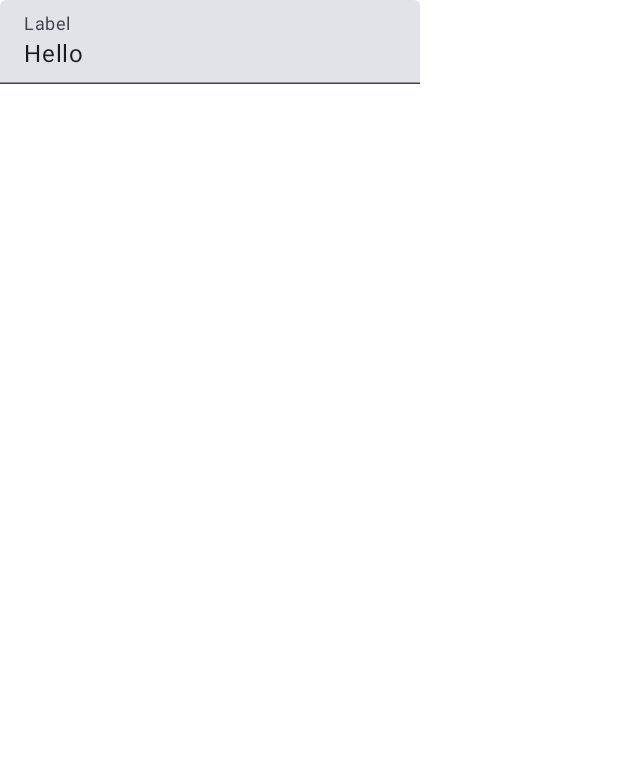
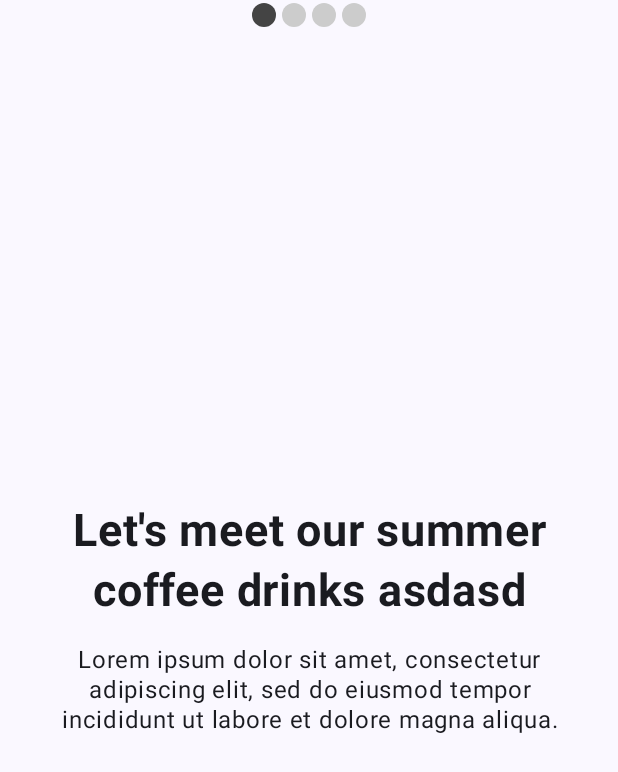
Before and after one commit to wahyufaturrizky/MyApplication, an Android app built with Jetpack Compose: the @Preview function GreetingPreview, on a phone screen of 412 x 824 dp. Shown: the top 772 px of the screen. Run offline under Robolectric (Android 15) with nearby library versions, the phone set to English and light mode, and no system bars.

Commit message:
Create Component Text

```diff
--- a/app/src/main/java/com/example/myapplication/MainActivity.kt
+++ b/app/src/main/java/com/example/myapplication/MainActivity.kt
@@ -1,20 +1,38 @@
 package com.example.myapplication
 
+import android.annotation.SuppressLint
 import android.os.Bundle
 import androidx.activity.ComponentActivity
 import androidx.activity.compose.setContent
+import androidx.compose.foundation.BorderStroke
+import androidx.compose.foundation.ExperimentalFoundationApi
+import androidx.compose.foundation.background
+import androidx.compose.foundation.border
+import androidx.compose.foundation.layout.Arrangement
+import androidx.compose.foundation.layout.Box
+import androidx.compose.foundation.layout.Column
+import androidx.compose.foundation.layout.Row
 import androidx.compose.foundation.layout.fillMaxSize
+import androidx.compose.foundation.layout.fillMaxWidth
+import androidx.compose.foundation.layout.padding
+import androidx.compose.foundation.layout.size
+import androidx.compose.foundation.layout.wrapContentHeight
+import androidx.compose.foundation.pager.HorizontalPager
+import androidx.compose.foundation.pager.rememberPagerState
+import androidx.compose.foundation.shape.CircleShape
 import androidx.compose.material3.MaterialTheme
+import androidx.compose.material3.Scaffold
 import androidx.compose.material3.Surface
 import androidx.compose.material3.Text
-import androidx.compose.material3.TextField
 import androidx.compose.runtime.Composable
-import androidx.compose.runtime.getValue
-import androidx.compose.runtime.mutableStateOf
-import androidx.compose.runtime.remember
-import androidx.compose.runtime.setValue
 import androidx.compose.ui.Modifier
+import androidx.compose.ui.draw.clip
+import androidx.compose.ui.graphics.Color
+import androidx.compose.ui.text.font.FontWeight
+import androidx.compose.ui.text.style.TextAlign
 import androidx.compose.ui.tooling.preview.Preview
+import androidx.compose.ui.unit.dp
+import androidx.compose.ui.unit.sp
 import com.example.myapplication.ui.theme.MyApplicationTheme
 
 class MainActivity : ComponentActivity() {
@@ -27,28 +45,90 @@ class MainActivity : ComponentActivity() {
                     modifier = Modifier.fillMaxSize(),
                     color = MaterialTheme.colorScheme.background
                 ) {
-                    Greeting("Android")
+                    ScaffoldMain()
                 }
             }
         }
     }
 }
 
+@OptIn(ExperimentalFoundationApi::class)
+@SuppressLint("UnusedMaterial3ScaffoldPaddingParameter")
 @Composable
-fun Greeting(name: String, modifier: Modifier = Modifier) {
-    var text by remember { mutableStateOf("Hello") }
+fun ScaffoldMain() {
+    val pagerState = rememberPagerState(pageCount = {
+        4
+    })
+    val imageModifier = Modifier
+        .size(150.dp)
+        .border(BorderStroke(1.dp, Color.Black))
+        .background(Color.Yellow)
 
-    TextField(
-        value = text,
-        onValueChange = { text = it },
-        label = { Text("Label") }
-    )
+    Scaffold(
+    ) {
+        HorizontalPager(
+            state = pagerState,
+            modifier = Modifier.fillMaxSize()
+        ) {
+            // Our page content
+            Column(
+                modifier = Modifier
+                    .padding(24.dp),
+                verticalArrangement = Arrangement.spacedBy(0.dp),
+            ) {
+
+
+                Text(
+                    modifier = Modifier.padding(8.dp),
+                    textAlign = TextAlign.Center,
+                    text = "Let's meet our summer coffee drinks asdasd",
+                    fontSize = 30.sp,
+                    fontWeight = FontWeight.Bold,
+                    lineHeight = 40.sp
+
+                )
+                Text(
+                    modifier = Modifier.padding(8.dp),
+                    textAlign = TextAlign.Center,
+                    text = "Lorem ipsum dolor sit amet, consectetur adipiscing elit, sed do eiusmod tempor incididunt ut labore et dolore magna aliqua.",
+                    fontSize = 16.sp,
+                    fontWeight = FontWeight.Normal,
+                    lineHeight = 20.sp
+
+                )
+            }
+        }
+        Row(
+            Modifier
+                .wrapContentHeight()
+                .fillMaxWidth()
+                .padding(bottom = 8.dp),
+            horizontalArrangement = Arrangement.Center,
+
+        ) {
+            repeat(pagerState.pageCount) { iteration ->
+                val color = if (pagerState.currentPage == iteration) Color.DarkGray else Color.LightGray
+                Box(
+                    modifier = Modifier
+                        .padding(2.dp)
+                        .clip(CircleShape)
+                        .background(color)
+                        .size(16.dp)
+                )
+            }
+        }
+
+
+
+    }
+
+
 }
 
 @Preview(showBackground = true)
 @Composable
 fun GreetingPreview() {
     MyApplicationTheme {
-        Greeting("Android")
+        ScaffoldMain()
     }
 }
--- /dev/null
+++ b/app/src/main/res/drawable/dog.xml
@@ -0,0 +1,4 @@
+<?xml version="1.0" encoding="utf-8"?>
+<selector xmlns:android="http://schemas.android.com/apk/res/android">
+
+</selector>
--- a/app/src/main/res/values/strings.xml
+++ b/app/src/main/res/values/strings.xml
@@ -1,3 +1,4 @@
 <resources>
     <string name="app_name">My Application</string>
+    <string name="dog_content_description" />
 </resources>
```
